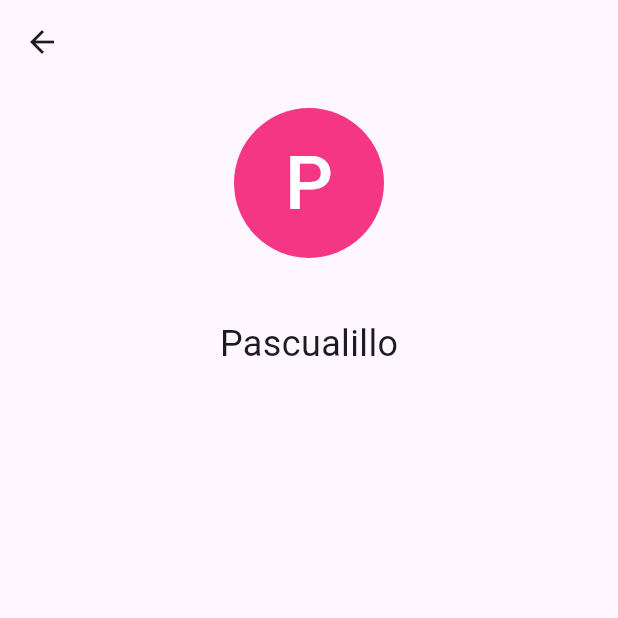
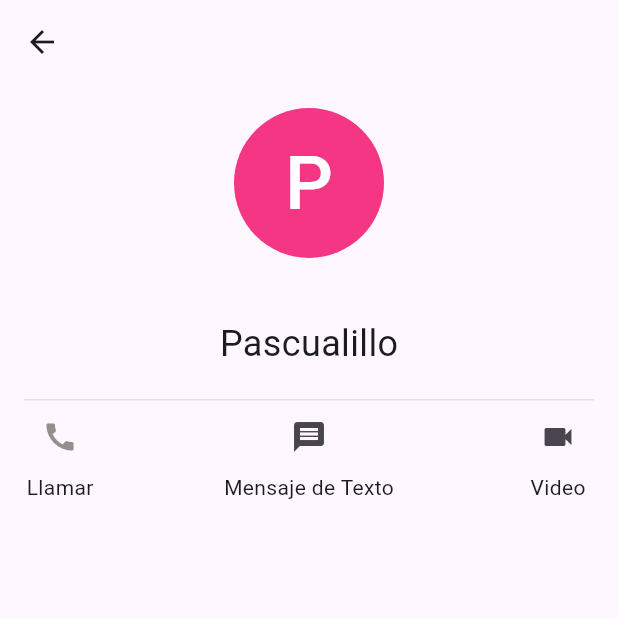
Before and after one commit to EvelynSabillon/Ejercicios_en_clase, a Flutter app: the screen it shows after launch, on a phone screen of 412 x 824 dp, the top half of it. Run offline on Flutter 3.47's test engine with Material 2 defaults, Android fonts, the phone set to English and light mode, and no system bars.

Commit message:
Agregar botones de llamada mensaje y video

```diff
--- a/tarea_02_evelyn_sabillon/lib/contact_info.dart
+++ b/tarea_02_evelyn_sabillon/lib/contact_info.dart
@@ -12,28 +12,73 @@ class ContactInfo extends StatelessWidget {
           icon: const Icon(Icons.arrow_back),
         ),
       ),
-      body: const Padding(
-        padding: EdgeInsets.all(16),
+      body: Padding(
+        padding: const EdgeInsets.all(16),
         child: SingleChildScrollView(
           child: Column(
             crossAxisAlignment: CrossAxisAlignment.center,
             children: [
-              CircleAvatar(
+              //Widget para el avatar o foto de contacto
+              const CircleAvatar(
                 backgroundColor: Color.fromARGB(255, 244, 54, 133),
                 radius: 50,
-                child: Text("P",
-                    style: TextStyle(fontSize: 50, color: Colors.white)),
+                child: Text(
+                  "P",
+                  style: TextStyle(fontSize: 50, color: Colors.white),
+                ),
               ),
-              SizedBox(height: 40),
-              Text(
+              const SizedBox(height: 40),
+
+              //Text del nombre del contacto
+              const Text(
                 "Pascualillo",
                 style: TextStyle(fontSize: 24),
               ),
+              const SizedBox(height: 20),
 
-              Row(
+              Column(
+                children: [
 
+                  Container(
+                    height: 1,
+                    width: double.infinity,
+                    color: Colors.grey[300],
+                  ),
+
+                  Row(
+                    mainAxisAlignment: MainAxisAlignment.spaceBetween,
+                    children: [
+                      Column(
+                        children: [
+                          IconButton(
+                            onPressed: () {},
+                            icon: const Icon(Icons.call, color: Color.fromARGB(255, 150, 142, 142)),
+                          ),
+                          const Text('Llamar'),
+                        ],
+                      ),
+                      Column(
+                        children: [
+                          IconButton(
+                            onPressed: () {},
+                            icon: const Icon(Icons.message),
+                          ),
+                          const Text('Mensaje de Texto'),
+                        ],
+                      ),
+                      Column(
+                        children: [
+                          IconButton(
+                            onPressed: () {},
+                            icon: const Icon(Icons.videocam),
+                          ),
+                          const Text('Video'),
+                        ],
+                      ),
+                    ],
+                  ),
+                ],
               ),
-
             ],
           ),
         ),
```
